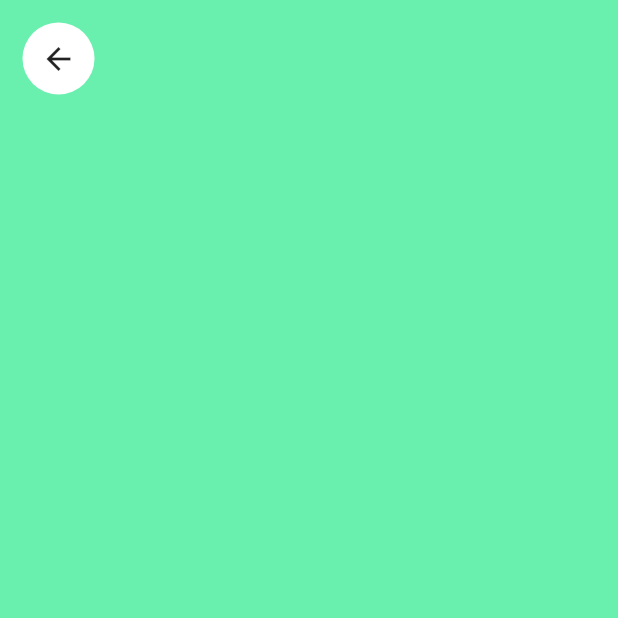
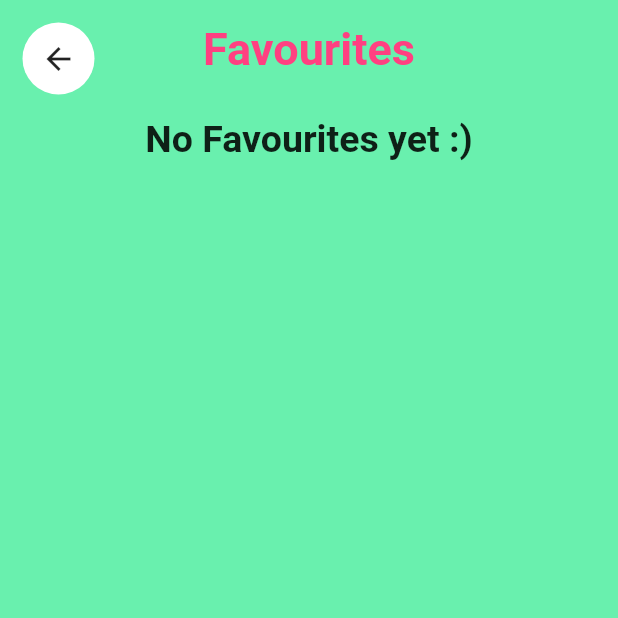
Before and after one commit to robotmannen/Get-Inspired, a Flutter app: the screen it shows after launch, scrolled down 576 dp, after a tap on the "favorite" icon, on a phone screen of 412 x 824 dp, the top half of it. Run offline on Flutter 3.47's test engine with Material 2 defaults, Android fonts, the phone set to English and light mode, and no system bars; network calls fail.

Commit message:
Updated colors on slides, title and FAB

```diff
--- a/lib/FavouritesPage.dart
+++ b/lib/FavouritesPage.dart
@@ -4,7 +4,7 @@ import 'Quote.dart';
 class FavouritesPage extends StatefulWidget {
   FavouritesPage({super.key, required this.favouriteQuotes});
 
-  List<Quote>? favouriteQuotes;
+  List<Quote> favouriteQuotes = [];
 
   @override
   State<FavouritesPage> createState() => _FavouritesPageState();
@@ -20,6 +20,7 @@ class _FavouritesPageState extends State<FavouritesPage> {
         child: SafeArea(
           child: Column(
             children: [
+              Stack(children: [
                 Padding(
                   padding: const EdgeInsets.all(15.0),
                   child: Align(
@@ -36,10 +37,27 @@ class _FavouritesPageState extends State<FavouritesPage> {
                     ),
                   ),
                 ),
+                const Padding(
+                  padding: EdgeInsets.all(15.0),
+                  child: Align(
+                    alignment: AlignmentDirectional.topCenter,
+                    child: Text("Favourites",
+                        style: TextStyle(
+                            fontWeight: FontWeight.bold, color: Colors.pinkAccent, fontSize: 30)),
+                  ),
+                )
+              ]),
               Expanded(
-                child: GridView.builder(
+                child: widget.favouriteQuotes.isEmpty
+                    ? const Text(
+                        "No Favourites yet :)",
+                        style: TextStyle(
+                            fontWeight: FontWeight.bold, fontSize: 25.0),
+                      )
+                    : GridView.builder(
                         itemCount: widget.favouriteQuotes?.length,
-                    gridDelegate: const SliverGridDelegateWithFixedCrossAxisCount(
+                        gridDelegate:
+                            const SliverGridDelegateWithFixedCrossAxisCount(
                                 crossAxisCount: 2,
                                 crossAxisSpacing: 4.0,
                                 mainAxisSpacing: 4.0),
@@ -61,7 +79,8 @@ class _FavouritesPageState extends State<FavouritesPage> {
                                     overflow: TextOverflow.ellipsis,
                                     maxLines: 7),
                                 Row(
-                              mainAxisAlignment: MainAxisAlignment.spaceBetween,
+                                  mainAxisAlignment:
+                                      MainAxisAlignment.spaceBetween,
                                   children: [
                                     Text(
                                       "-${widget.favouriteQuotes?[index].author ?? "unknown"}",
--- a/lib/MyHomePage.dart
+++ b/lib/MyHomePage.dart
@@ -44,10 +44,31 @@ class _MyHomePageState extends State<MyHomePage> {
     }
   }
 
+  var counter = 0;
+
+  Color _getSlideColor() {
+    final List<Color> slideColors = [
+      Colors.pink,
+      Colors.green,
+      Colors.orange,
+      Colors.red,
+      Colors.amber,
+      Colors.cyan
+    ];
+
+    if (counter == 5) {
+      counter = 0;
+    } else {
+      counter++;
+    }
+    return slideColors[counter];
+  }
+
   @override
   Widget build(BuildContext context) {
     return Scaffold(
       floatingActionButton: FloatingActionButton(
+          backgroundColor: Colors.greenAccent,
           onPressed: () {
             Navigator.push(
               context,
@@ -57,13 +78,17 @@ class _MyHomePageState extends State<MyHomePage> {
                       )),
             );
           },
-          child: const Icon(Icons.favorite)),
+          child: const Icon(
+            Icons.favorite,
+            color: Colors.pinkAccent,
+          )),
       body: Stack(children: [
         PageView.builder(
           scrollDirection: Axis.vertical,
           itemCount: quotes?.length,
           itemBuilder: (context, index) {
             return QuoteSlide(
+              slideColor: _getSlideColor(),
               quote: quotes?[index] ?? Quote(text: "", author: ""),
               onFavouriteSelected: (Quote quote) =>
                   _addQuoteToFavourites(quote),
--- a/lib/QuoteSlide.dart
+++ b/lib/QuoteSlide.dart
@@ -5,12 +5,16 @@ import 'dart:math' as math;
 class QuoteSlide extends StatefulWidget {
   final Quote quote;
   final Function(Quote) onFavouriteSelected;
+  final Color slideColor;
 
   final Color randomColor =
       Color((math.Random().nextDouble() * 0xFFFFFF).toInt()).withOpacity(1.0);
 
   QuoteSlide(
-      {super.key, required this.quote, required this.onFavouriteSelected});
+      {super.key,
+      required this.quote,
+      required this.onFavouriteSelected,
+      required this.slideColor});
 
   @override
   State<QuoteSlide> createState() => _QuoteSlideState();
@@ -20,7 +24,7 @@ class _QuoteSlideState extends State<QuoteSlide> {
   @override
   Widget build(BuildContext context) {
     return Container(
-      color: widget.randomColor,
+      color: widget.slideColor,
       child: Visibility(
         visible: widget.quote.text.isNotEmpty,
         replacement: const LinearProgressIndicator(),
--- a/lib/TitleWidget.dart
+++ b/lib/TitleWidget.dart
@@ -12,7 +12,7 @@ class TitleWidget extends StatelessWidget {
         child: Container(
           decoration: const BoxDecoration(
               shape: BoxShape.rectangle,
-              color: Colors.white,
+              color: Colors.greenAccent,
               borderRadius: BorderRadius.all(Radius.circular(15.0))),
           child: const Padding(
             padding: EdgeInsets.all(15.0),
@@ -21,6 +21,7 @@ class TitleWidget extends StatelessWidget {
               style: TextStyle(
                 fontSize: 40.0,
                 fontWeight: FontWeight.bold,
+                color: Colors.pinkAccent
               ),
             ),
           ),
```
Lines whose indentation alone changed are shown as unchanged.
